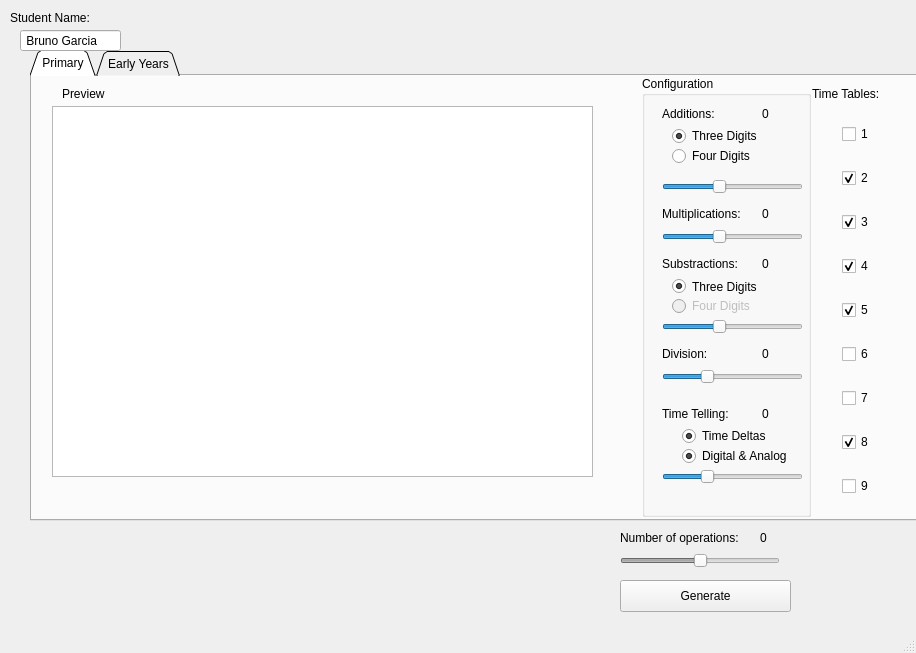
Qt form ui/multui.ui (miguelgarciaarribas/multroaster) before a commit.
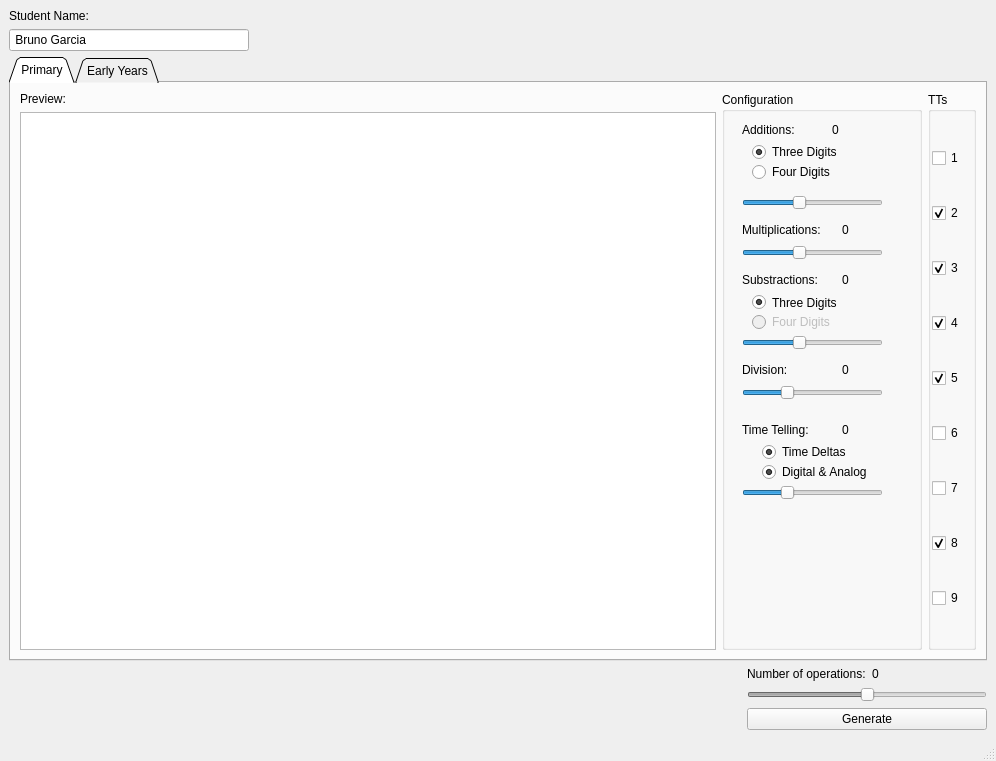
The same form after that commit. The open tabs and pages were chosen to show the change.

Commit message:
Recreate Layouts so they dynamically resize when resizing de window
Reuse the (fairly expensive) Browser widget so we can swap it for a WebView

Patch:
```diff
--- a/ui/multui.ui
+++ b/ui/multui.ui
@@ -6,22 +6,92 @@
    <rect>
     <x>0</x>
     <y>0</y>
-    <width>916</width>
-    <height>653</height>
+    <width>996</width>
+    <height>761</height>
    </rect>
   </property>
   <property name="windowTitle">
    <string>MainWindow</string>
   </property>
   <widget class="QWidget" name="centralwidget">
+   <layout class="QGridLayout" name="gridLayout_2">
+    <item row="12" column="3">
+     <widget class="QPushButton" name="generateButton">
+      <property name="text">
+       <string>Generate</string>
+      </property>
+     </widget>
+    </item>
+    <item row="11" column="3">
+     <widget class="QSlider" name="operationAmountSlider">
+      <property name="enabled">
+       <bool>false</bool>
+      </property>
+      <property name="minimum">
+       <number>5</number>
+      </property>
+      <property name="maximum">
+       <number>35</number>
+      </property>
+      <property name="pageStep">
+       <number>5</number>
+      </property>
+      <property name="value">
+       <number>20</number>
+      </property>
+      <property name="sliderPosition">
+       <number>20</number>
+      </property>
+      <property name="orientation">
+       <enum>Qt::Horizontal</enum>
+      </property>
+     </widget>
+    </item>
+    <item row="1" column="0">
+     <widget class="QLineEdit" name="studentName">
+      <property name="text">
+       <string> Bruno Garcia</string>
+      </property>
+     </widget>
+    </item>
+    <item row="4" column="3">
+     <layout class="QHBoxLayout" name="operationCountLayout">
+      <item>
+       <widget class="QLabel" name="operationCountLabel">
+        <property name="maximumSize">
+         <size>
+          <width>150</width>
+          <height>16777215</height>
+         </size>
+        </property>
+        <property name="text">
+         <string>Number of operations:</string>
+        </property>
+       </widget>
+      </item>
+      <item alignment="Qt::AlignLeft">
+       <widget class="QLabel" name="operationCount">
+        <property name="text">
+         <string>0</string>
+        </property>
+       </widget>
+      </item>
+     </layout>
+    </item>
+    <item row="0" column="0">
+     <widget class="QLabel" name="studentnameLabel">
+      <property name="text">
+       <string>Student Name:</string>
+      </property>
+     </widget>
+    </item>
+    <item row="2" column="0" colspan="4">
    <widget class="QTabWidget" name="tabWidget">
-    <property name="geometry">
-     <rect>
-      <x>30</x>
-      <y>50</y>
-      <width>901</width>
-      <height>471</height>
-     </rect>
+      <property name="sizePolicy">
+       <sizepolicy hsizetype="Expanding" vsizetype="Expanding">
+        <horstretch>5</horstretch>
+        <verstretch>0</verstretch>
+       </sizepolicy>
     </property>
     <property name="tabPosition">
      <enum>QTabWidget::North</enum>
@@ -30,7 +100,7 @@
      <enum>QTabWidget::Triangular</enum>
     </property>
     <property name="currentIndex">
-     <number>0</number>
+       <number>1</number>
     </property>
     <property name="documentMode">
      <bool>false</bool>
@@ -42,130 +112,36 @@
      <attribute name="title">
       <string>Primary</string>
      </attribute>
-     <widget class="QLabel" name="label">
-      <property name="geometry">
-       <rect>
-        <x>30</x>
-        <y>10</y>
-        <width>60</width>
-        <height>16</height>
-       </rect>
-      </property>
-      <property name="text">
-       <string>Preview</string>
-      </property>
-     </widget>
-     <widget class="QTextBrowser" name="resultDisplay">
-      <property name="geometry">
-       <rect>
-        <x>20</x>
-        <y>30</y>
-        <width>541</width>
-        <height>371</height>
-       </rect>
-      </property>
-     </widget>
-     <widget class="QWidget" name="verticalLayoutWidget">
-      <property name="geometry">
-       <rect>
-        <x>810</x>
-        <y>30</y>
-        <width>41</width>
-        <height>411</height>
-       </rect>
-      </property>
-      <layout class="QVBoxLayout" name="timetableGroup">
+       <layout class="QGridLayout" name="gridLayout">
+        <item row="0" column="0" rowspan="2" colspan="2">
+         <layout class="QHBoxLayout" name="mainTabLayout">
        <item>
-        <widget class="QCheckBox" name="timeTable1">
-         <property name="text">
-          <string>1</string>
-         </property>
-         <property name="checked">
-          <bool>false</bool>
-         </property>
-        </widget>
-       </item>
+           <layout class="QVBoxLayout" name="previewLayout">
        <item>
-        <widget class="QCheckBox" name="timeTable2">
+             <widget class="QLabel" name="previewLabel">
          <property name="text">
-          <string>2</string>
-         </property>
-         <property name="checked">
-          <bool>true</bool>
-         </property>
+               <string>Preview:</string>
+              </property>
         </widget>
        </item>
        <item>
-        <widget class="QCheckBox" name="timeTable3">
-         <property name="text">
-          <string>3</string>
-         </property>
-         <property name="checked">
-          <bool>true</bool>
-         </property>
-        </widget>
-       </item>
-       <item>
-        <widget class="QCheckBox" name="timeTable4">
-         <property name="text">
-          <string>4</string>
-         </property>
-         <property name="checked">
-          <bool>true</bool>
-         </property>
-        </widget>
-       </item>
-       <item>
-        <widget class="QCheckBox" name="timeTable5">
-         <property name="text">
-          <string>5</string>
-         </property>
-         <property name="checked">
-          <bool>true</bool>
-         </property>
-        </widget>
-       </item>
-       <item>
-        <widget class="QCheckBox" name="timeTable6">
-         <property name="text">
-          <string>6</string>
-         </property>
-        </widget>
-       </item>
-       <item>
-        <widget class="QCheckBox" name="timeTable7">
-         <property name="text">
-          <string>7</string>
-         </property>
-        </widget>
-       </item>
-       <item>
-        <widget class="QCheckBox" name="timeTable8">
-         <property name="text">
-          <string>8</string>
-         </property>
-         <property name="checked">
-          <bool>true</bool>
-         </property>
-        </widget>
-       </item>
-       <item>
-        <widget class="QCheckBox" name="timeTable9">
-         <property name="text">
-          <string>9</string>
-         </property>
-        </widget>
-       </item>
-      </layout>
-     </widget>
-     <widget class="QGroupBox" name="configPanel">
-      <property name="geometry">
-       <rect>
-        <x>610</x>
-        <y>0</y>
-        <width>169</width>
-        <height>441</height>
-       </rect>
+             <widget class="QTextBrowser" name="resultDisplay"/>
+            </item>
+           </layout>
+          </item>
+          <item>
+           <widget class="QGroupBox" name="configPanelP">
+            <property name="sizePolicy">
+             <sizepolicy hsizetype="Expanding" vsizetype="Preferred">
+              <horstretch>0</horstretch>
+              <verstretch>0</verstretch>
+             </sizepolicy>
+            </property>
+            <property name="maximumSize">
+             <size>
+              <width>200</width>
+              <height>16777215</height>
+             </size>
       </property>
       <property name="title">
        <string>Configuration</string>
@@ -296,7 +272,7 @@
       <widget class="QLabel" name="additionCount">
        <property name="geometry">
         <rect>
-         <x>120</x>
+               <x>110</x>
          <y>30</y>
          <width>21</width>
          <height>16</height>
@@ -567,55 +543,142 @@
        </property>
       </widget>
      </widget>
-     <widget class="QLabel" name="label_3">
-      <property name="geometry">
-       <rect>
-        <x>780</x>
-        <y>10</y>
-        <width>81</width>
-        <height>16</height>
-       </rect>
-      </property>
+          </item>
+          <item>
+           <widget class="QGroupBox" name="timeTablePanel">
+            <property name="title">
+             <string>TTs</string>
+            </property>
+            <layout class="QVBoxLayout" name="timetableGroup">
+             <property name="spacing">
+              <number>0</number>
+             </property>
+             <property name="sizeConstraint">
+              <enum>QLayout::SetMinimumSize</enum>
+             </property>
+             <property name="leftMargin">
+              <number>1</number>
+             </property>
+             <property name="topMargin">
+              <number>1</number>
+             </property>
+             <property name="rightMargin">
+              <number>1</number>
+             </property>
+             <property name="bottomMargin">
+              <number>1</number>
+             </property>
+             <item>
+              <widget class="QCheckBox" name="timeTable1">
       <property name="text">
-       <string>Time Tables:</string>
-      </property>
-     </widget>
+                <string>1</string>
+               </property>
+               <property name="checked">
+                <bool>false</bool>
+               </property>
+              </widget>
+             </item>
+             <item>
+              <widget class="QCheckBox" name="timeTable2">
+               <property name="text">
+                <string>2</string>
+               </property>
+               <property name="checked">
+                <bool>true</bool>
+               </property>
+              </widget>
+             </item>
+             <item>
+              <widget class="QCheckBox" name="timeTable3">
+               <property name="text">
+                <string>3</string>
+               </property>
+               <property name="checked">
+                <bool>true</bool>
+               </property>
+              </widget>
+             </item>
+             <item>
+              <widget class="QCheckBox" name="timeTable4">
+               <property name="text">
+                <string>4</string>
+               </property>
+               <property name="checked">
+                <bool>true</bool>
+               </property>
+              </widget>
+             </item>
+             <item>
+              <widget class="QCheckBox" name="timeTable5">
+               <property name="text">
+                <string>5</string>
+               </property>
+               <property name="checked">
+                <bool>true</bool>
+               </property>
+              </widget>
+             </item>
+             <item>
+              <widget class="QCheckBox" name="timeTable6">
+               <property name="text">
+                <string>6</string>
+               </property>
+              </widget>
+             </item>
+             <item>
+              <widget class="QCheckBox" name="timeTable7">
+               <property name="text">
+                <string>7</string>
+               </property>
+              </widget>
+             </item>
+             <item>
+              <widget class="QCheckBox" name="timeTable8">
+               <property name="text">
+                <string>8</string>
+               </property>
+               <property name="checked">
+                <bool>true</bool>
+               </property>
+              </widget>
+             </item>
+             <item>
+              <widget class="QCheckBox" name="timeTable9">
+               <property name="text">
+                <string>9</string>
+               </property>
+              </widget>
+             </item>
+            </layout>
+           </widget>
+          </item>
+         </layout>
+        </item>
+       </layout>
     </widget>
     <widget class="QWidget" name="tab_2">
      <attribute name="title">
       <string>Early Years</string>
      </attribute>
-     <widget class="QTextBrowser" name="resultDisplay_2">
-      <property name="geometry">
-       <rect>
-        <x>10</x>
-        <y>30</y>
-        <width>541</width>
-        <height>371</height>
-       </rect>
-      </property>
-     </widget>
-     <widget class="QLabel" name="label_5">
-      <property name="geometry">
-       <rect>
-        <x>20</x>
-        <y>10</y>
-        <width>60</width>
-        <height>16</height>
-       </rect>
-      </property>
+       <layout class="QHBoxLayout" name="tab2Layout">
+        <item>
+         <layout class="QVBoxLayout" name="previewLayoutEY">
+          <item>
+           <widget class="QLabel" name="previewLabelEarlyYears">
       <property name="text">
-       <string>Preview</string>
-      </property>
-     </widget>
-     <widget class="QGroupBox" name="configPanel_2">
-      <property name="geometry">
-       <rect>
-        <x>600</x>
-        <y>0</y>
-        <width>169</width>
-        <height>521</height>
-       </rect>
+             <string>Preview:</string>
+            </property>
+           </widget>
+          </item>
+         </layout>
+        </item>
+        <item>
+         <widget class="QGroupBox" name="configPanelEarlyYears">
+          <property name="minimumSize">
+           <size>
+            <width>180</width>
+            <height>0</height>
+           </size>
       </property>
       <property name="title">
        <string>Configuration</string>
@@ -661,19 +724,6 @@
         <bool>false</bool>
        </property>
       </widget>
-      <widget class="QPushButton" name="generateButton_2">
-       <property name="geometry">
-        <rect>
-         <x>0</x>
-         <y>490</y>
-         <width>171</width>
-         <height>32</height>
-        </rect>
-       </property>
-       <property name="text">
-        <string>Generate</string>
-       </property>
-      </widget>
       <widget class="QLabel" name="label_11">
        <property name="geometry">
         <rect>
@@ -891,104 +941,17 @@
        </property>
       </widget>
      </widget>
-    </widget>
-   </widget>
-   <widget class="QLabel" name="label_4">
-    <property name="geometry">
-     <rect>
-      <x>10</x>
-      <y>10</y>
-      <width>91</width>
-      <height>16</height>
-     </rect>
-    </property>
-    <property name="text">
-     <string>Student Name:</string>
-    </property>
-   </widget>
-   <widget class="QLineEdit" name="studentName">
-    <property name="geometry">
-     <rect>
-      <x>20</x>
-      <y>30</y>
-      <width>101</width>
-      <height>21</height>
-     </rect>
-    </property>
-    <property name="text">
-     <string> Bruno Garcia</string>
-    </property>
-   </widget>
-   <widget class="QPushButton" name="generateButton">
-    <property name="geometry">
-     <rect>
-      <x>620</x>
-      <y>580</y>
-      <width>171</width>
-      <height>32</height>
-     </rect>
-    </property>
-    <property name="text">
-     <string>Generate</string>
-    </property>
-   </widget>
-   <widget class="QLabel" name="operationCount">
-    <property name="geometry">
-     <rect>
-      <x>760</x>
-      <y>530</y>
-      <width>21</width>
-      <height>16</height>
-     </rect>
-    </property>
-    <property name="text">
-     <string>0</string>
-    </property>
-   </widget>
-   <widget class="QLabel" name="label_2">
-    <property name="geometry">
-     <rect>
-      <x>620</x>
-      <y>530</y>
-      <width>141</width>
-      <height>16</height>
-     </rect>
-    </property>
-    <property name="text">
-     <string>Number of operations:</string>
-    </property>
-   </widget>
-   <widget class="QSlider" name="operationAmountSlider">
-    <property name="enabled">
-     <bool>false</bool>
-    </property>
-    <property name="geometry">
-     <rect>
-      <x>620</x>
-      <y>550</y>
-      <width>160</width>
-      <height>22</height>
-     </rect>
-    </property>
-    <property name="minimum">
-     <number>5</number>
-    </property>
-    <property name="maximum">
-     <number>35</number>
-    </property>
-    <property name="pageStep">
-     <number>5</number>
-    </property>
-    <property name="value">
-     <number>20</number>
-    </property>
-    <property name="sliderPosition">
-     <number>20</number>
-    </property>
-    <property name="orientation">
-     <enum>Qt::Horizontal</enum>
-    </property>
-   </widget>
+        </item>
+       </layout>
+      </widget>
+     </widget>
+    </item>
+   </layout>
+   <zorder>studentnameLabel</zorder>
+   <zorder>studentName</zorder>
+   <zorder>tabWidget</zorder>
+   <zorder>operationAmountSlider</zorder>
+   <zorder>generateButton</zorder>
   </widget>
   <widget class="QStatusBar" name="statusbar"/>
   <widget class="QMenuBar" name="menubar">
@@ -996,7 +959,7 @@
     <rect>
      <x>0</x>
      <y>0</y>
-     <width>916</width>
+     <width>996</width>
      <height>22</height>
     </rect>
    </property>
```
Lines whose indentation alone changed are shown as unchanged. The commit also changes 2 other files.
